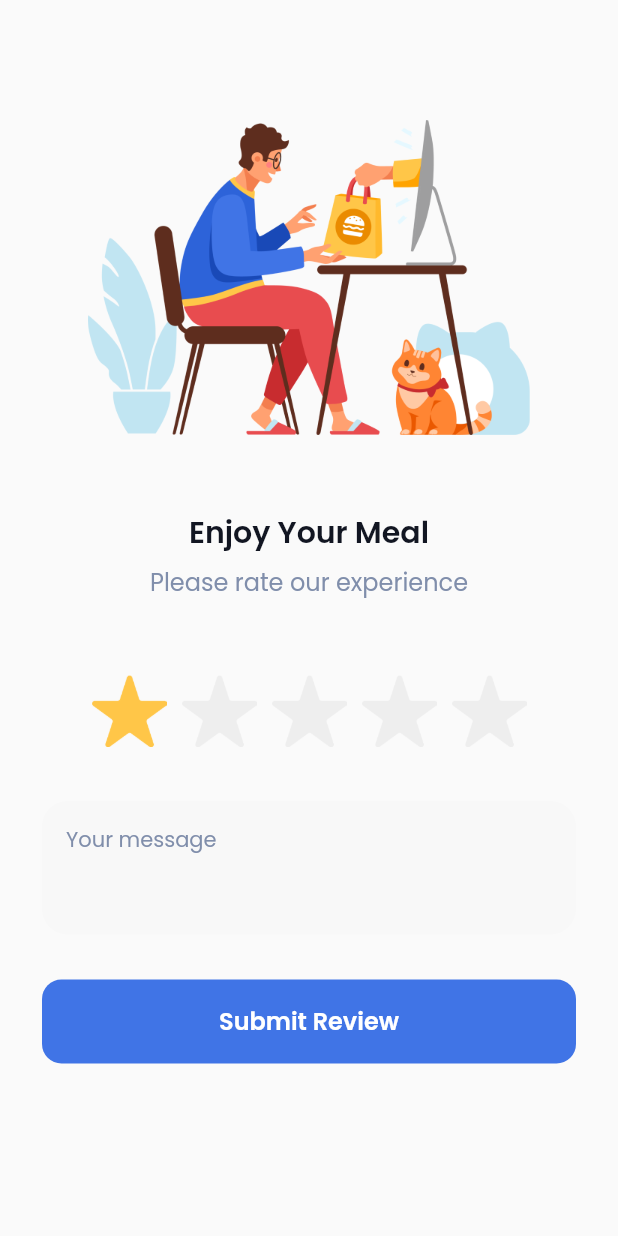
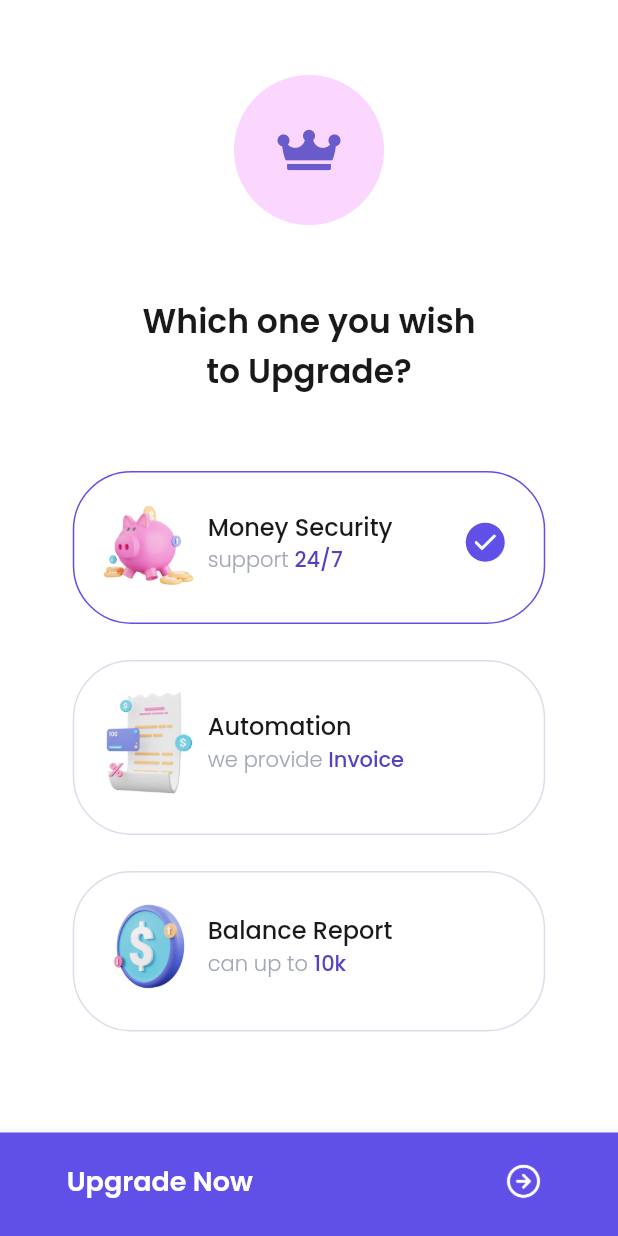
Before and after one commit to kouseina/sevendays-challenge-splicing-ui, a Flutter app: the screen it shows after launch, on a phone screen of 412 x 824 dp. Run offline on Flutter 3.47's test engine with Material 2 defaults, Android fonts, the phone set to English and light mode, and no system bars; our stand-ins replace google_fonts.

Commit message:
feat: add first pricing screen

```diff
--- a/lib/main.dart
+++ b/lib/main.dart
@@ -1,6 +1,7 @@
 import 'package:flutter/material.dart';
 import 'package:sevendays/pages/first_empty.dart';
 import 'package:sevendays/pages/first_getstarted.dart';
+import 'package:sevendays/pages/first_pricing.dart';
 import 'package:sevendays/pages/first_rating.dart';
 import 'package:sevendays/pages/first_signin.dart';
 import 'package:sevendays/pages/first_splash.dart';
@@ -21,7 +22,7 @@ class SevenDays extends StatelessWidget {
       theme: ThemeData(
         primarySwatch: Colors.blue,
       ),
-      home: SecondRating(),
+      home: FirstPricing(),
     );
   }
 }
--- /dev/null
+++ b/lib/pages/first_pricing.dart
@@ -0,0 +1,199 @@
+import 'package:flutter/material.dart';
+import 'package:google_fonts/google_fonts.dart';
+
+class FirstPricing extends StatefulWidget {
+  const FirstPricing({Key? key}) : super(key: key);
+
+  @override
+  _FirstPricingState createState() => _FirstPricingState();
+}
+
+class _FirstPricingState extends State<FirstPricing> {
+  int selectedIndex = 0;
+
+  @override
+  Widget build(BuildContext context) {
+    Widget header() {
+      return Column(
+        children: [
+          Center(
+            child: Image.asset(
+              'assets/illustration_pricing_1.png',
+              width: 100,
+            ),
+          ),
+          SizedBox(
+            height: 48,
+          ),
+          Text(
+            'Which one you wish \nto Upgrade?',
+            style: GoogleFonts.poppins(
+              fontSize: 22,
+              fontWeight: FontWeight.w600,
+              color: Color(0xff191919),
+            ),
+            textAlign: TextAlign.center,
+          )
+        ],
+      );
+    }
+
+    Widget option({
+      int index = 0,
+      String imageUrl = 'assets/illustration_select_pricing_1.png',
+      String title = 'Money Security',
+      String desc = 'support',
+      String subDesc = '24/7',
+    }) {
+      return InkWell(
+        onTap: () {
+          setState(() {
+            selectedIndex = index;
+          });
+        },
+        borderRadius: BorderRadius.circular(39),
+        child: Container(
+          width: 315,
+          padding: EdgeInsets.only(top: 16, left: 16, bottom: 23, right: 26),
+          decoration: BoxDecoration(
+            border: Border.all(
+              color: selectedIndex == index
+                  ? Color(0xff6050E7)
+                  : Color(0xffD9DEEA),
+            ),
+            borderRadius: BorderRadius.circular(39),
+          ),
+          child: Row(
+            mainAxisAlignment: MainAxisAlignment.spaceBetween,
+            children: [
+              Row(
+                children: [
+                  Image.asset(
+                    imageUrl,
+                    width: 66,
+                  ),
+                  SizedBox(
+                    width: 7,
+                  ),
+                  Column(
+                    crossAxisAlignment: CrossAxisAlignment.start,
+                    mainAxisAlignment: MainAxisAlignment.center,
+                    children: [
+                      Text(
+                        title,
+                        style: GoogleFonts.poppins(
+                            color: Color(0xff191919),
+                            fontSize: 16,
+                            fontWeight: FontWeight.w500),
+                      ),
+                      RichText(
+                        text: TextSpan(
+                          text: '$desc ',
+                          style: GoogleFonts.poppins(
+                              fontSize: 14,
+                              fontWeight: FontWeight.w300,
+                              color: Color(0xffA3A8B8)),
+                          children: <TextSpan>[
+                            TextSpan(
+                              text: subDesc,
+                              style: GoogleFonts.poppins(
+                                  fontWeight: FontWeight.w500,
+                                  color: Color(0xff5343C2)),
+                            ),
+                          ],
+                        ),
+                      )
+                    ],
+                  ),
+                ],
+              ),
+              index == selectedIndex
+                  ? Container(
+                      padding: EdgeInsets.all(1),
+                      decoration: BoxDecoration(
+                        color: Color(0xff6050E7),
+                        borderRadius: BorderRadius.circular(50),
+                      ),
+                      child: Image.asset(
+                        'assets/ic_checklist.png',
+                        width: 24,
+                      ),
+                    )
+                  : SizedBox(
+                      width: 26,
+                    ),
+            ],
+          ),
+        ),
+      );
+    }
+
+    return Scaffold(
+      backgroundColor: Colors.white,
+      body: SingleChildScrollView(
+        child: Padding(
+          padding: const EdgeInsets.only(top: 50, left: 30, right: 30),
+          child: Column(
+            children: [
+              header(),
+              SizedBox(
+                height: 50,
+              ),
+              option(),
+              SizedBox(
+                height: 24,
+              ),
+              option(
+                index: 1,
+                imageUrl: 'assets/illustration_select_pricing_2.png',
+                title: 'Automation',
+                desc: 'we provide',
+                subDesc: 'Invoice',
+              ),
+              SizedBox(
+                height: 24,
+              ),
+              option(
+                index: 2,
+                imageUrl: 'assets/illustration_select_pricing_3.png',
+                title: 'Balance Report',
+                desc: 'can up to',
+                subDesc: '10k',
+              ),
+            ],
+          ),
+        ),
+      ),
+      bottomNavigationBar: BottomNavigationBar(
+        type: BottomNavigationBarType.fixed,
+        backgroundColor: Color(0xff6050E7),
+        items: [
+          BottomNavigationBarItem(
+            icon: Padding(
+              padding: const EdgeInsets.only(top: 12, left: 7),
+              child: Text(
+                'Upgrade Now',
+                style: GoogleFonts.poppins(
+                  color: Colors.white,
+                  fontWeight: FontWeight.w600,
+                  fontSize: 18,
+                ),
+              ),
+            ),
+            label: '',
+          ),
+          BottomNavigationBarItem(
+            icon: Padding(
+              padding: const EdgeInsets.only(top: 12, left: 80),
+              child: Image.asset(
+                'assets/ic_arrow_right_1.png',
+                width: 24,
+              ),
+            ),
+            label: '',
+          ),
+        ],
+      ),
+    );
+  }
+}
```
Also changed, not shown: assets/ic_arrow_right_1.png (added), assets/ic_arrow_right_2.png (added), assets/ic_checklist.png (added), assets/illustration_pricing_1.png (added), assets/illustration_pricing_2.png (added), assets/illustration_select_pricing_1.png (added), assets/illustration_select_pricing_2.png (added), assets/illustration_select_pricing_3.png (added).
